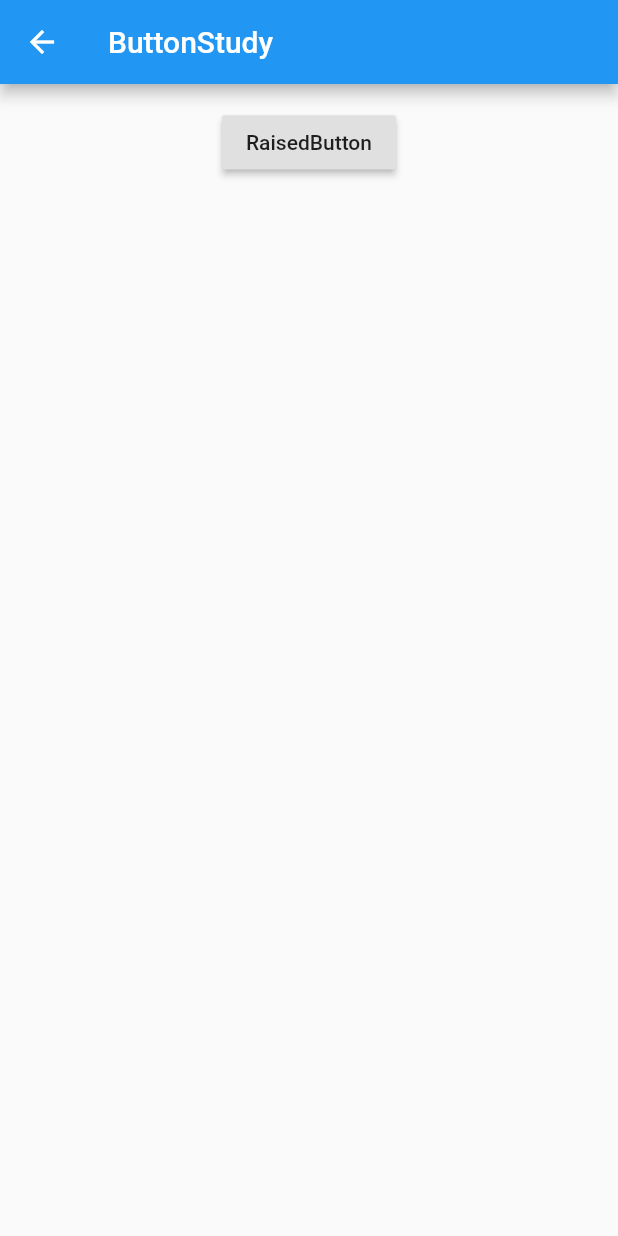
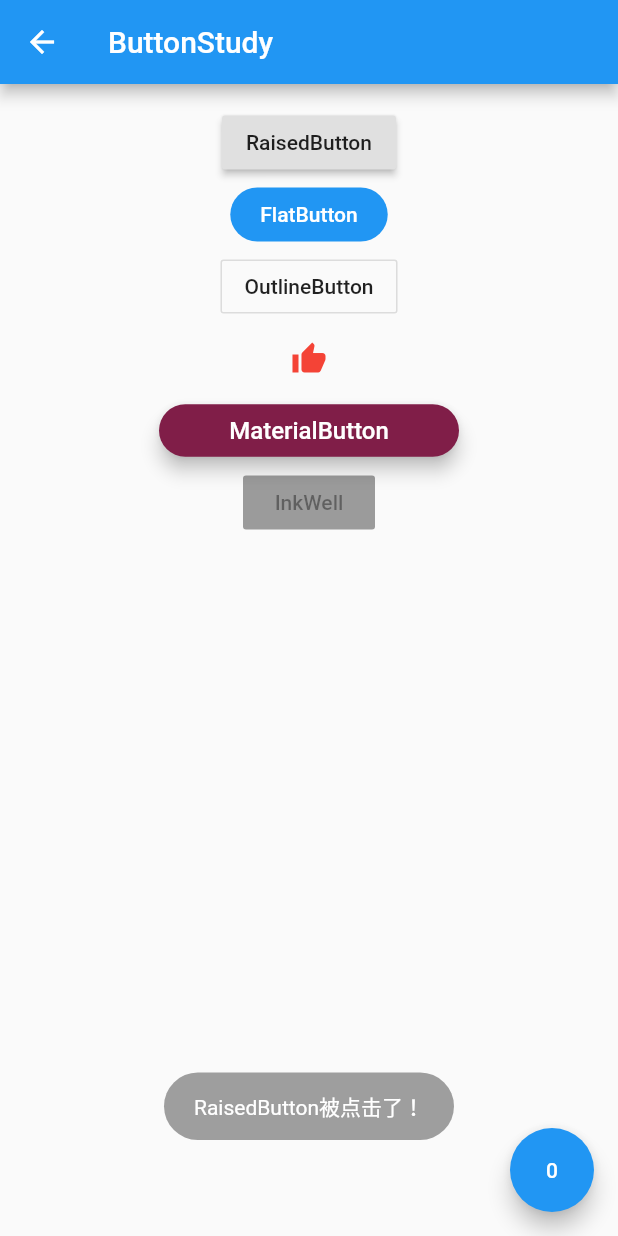
Before and after one commit to MeteorStart/FlutterDemo, a Flutter app: the ButtonStudy screen opened by its route, after a tap on "RaisedButton", on a phone screen of 412 x 824 dp. Run offline on Flutter 3.47's test engine with Material 2 defaults, Android fonts, the phone set to English and light mode, and no system bars; our stand-ins replace fluttertoast.

Commit message:
完成 ButtonStudy 页面内容

```diff
--- a/lib/main.dart
+++ b/lib/main.dart
@@ -17,6 +17,7 @@ class MyApp extends StatelessWidget {
         "/": (BuildContext context) => HomePage(),
         "/text": (BuildContext context) => TextStudy(),
         "/button": (BuildContext context) => ButtonStudy(),
+        "/image": (BuildContext context) => ButtonStudy(),
       },
       initialRoute: "/",
     );
--- a/lib/pages/widget_study/ButtonStudy.dart
+++ b/lib/pages/widget_study/ButtonStudy.dart
@@ -1,4 +1,5 @@
 import 'package:flutter/material.dart';
+import 'package:fluttertoast/fluttertoast.dart';
 
 class ButtonStudy extends StatefulWidget {
   @override
@@ -9,6 +10,10 @@ class ButtonStudy extends StatefulWidget {
 }
 
 class _ButtonState extends State<ButtonStudy> {
+  bool a = false;
+  Color _color = Colors.grey;
+  int number = 0;
+
   @override
   Widget build(BuildContext context) {
     // TODO: implement build
@@ -16,19 +21,106 @@ class _ButtonState extends State<ButtonStudy> {
       appBar: AppBar(
         title: Text("ButtonStudy"),
       ),
-      body: Center(
-        child: Padding(
+      body: Container(
         padding: EdgeInsets.all(15.0),
+        child: Stack(
+          children: <Widget>[
+            Center(
               child: Column(
                 children: <Widget>[
-              new RaisedButton(
+                  //漂浮按钮，它默认带有阴影和灰色背景。按下后，阴影会变大
+                  RaisedButton(
                     child: Text("RaisedButton"),
-                onPressed: () => {},
+                    onPressed: () => _buttonClick("RaisedButton被点击了！"),
+                  ),
+                  //FlatButton即扁平按钮，默认背景透明并不带阴影。按下后，会有背景色
+                  FlatButton(
+                    child: Text("FlatButton"),
+                    color: Colors.blue,
+                    highlightColor: Colors.blue[700],
+                    colorBrightness: Brightness.dark,
+                    splashColor: Colors.grey,
+                    shape: RoundedRectangleBorder(
+                        borderRadius: BorderRadius.circular(25)),
+                    padding:
+                        EdgeInsets.only(left: 20, right: 20, top: 5, bottom: 5),
+                    onPressed: () => _buttonClick("FlatButton被点击了！"),
+                  ),
+                  //默认有一个边框，不带阴影且背景透明。按下后，边框颜色会变亮、同时出现背景和阴影(较弱)
+                  OutlineButton(
+                    child: Text("OutlineButton"),
+                    onPressed: () => _buttonClick("OutlineButton被点击了！"),
+                  ),
+                  //IconButton是一个可点击的Icon，不包括文字，默认没有背景，点击后会出现背景
+                  IconButton(
+                      icon: Icon(
+                        Icons.thumb_up,
+                        color: _color,
+                      ),
+                      onPressed: () => _buttonClick("IconButton被点击了！")),
+                  //Material样式的按钮,跟漂浮按钮类似
+                  MaterialButton(
+                    child: Text(
+                      "MaterialButton",
+                      style: TextStyle(fontSize: 16.0, color: Colors.white),
+                    ),
+                    shape: RoundedRectangleBorder(
+                        borderRadius: BorderRadius.all(Radius.circular(20.0))),
+                    elevation: 5.0,
+                    minWidth: 200.0,
+                    height: 35,
+                    color: Color(0xFF801E48),
+                    onPressed: () => _buttonClick("MaterialButton被点击了！"),
+                  ),
+                  InkWell(
+                    child: RaisedButton(
+                      onPressed: null,
+                      child: Text("InkWell"),
+                    ),
+                    onLongPress: () => _buttonClick("InkWell被点击了！"),
+                  ),
+                ],
+              ),
+            ),
+            Positioned(
+              right: 1,
+              bottom: 1,
+              child: FloatingActionButton(
+                child: Text(number.toString()),
+                onPressed: () => _fabClick(),
+              ),
             )
           ],
         ),
       ),
-      ),
     );
   }
+
+  _buttonClick(String s) {
+    Color iconColor;
+
+    if (_color == Colors.red) {
+      iconColor = Colors.grey;
+    } else {
+      iconColor = Colors.red;
     }
+
+    setState(() {
+      _color = iconColor;
+    });
+
+    Fluttertoast.showToast(
+        msg: s,
+        toastLength: Toast.LENGTH_SHORT,
+        gravity: ToastGravity.BOTTOM,
+        timeInSecForIos: 1,
+        backgroundColor: Colors.grey,
+        textColor: Colors.white);
+  }
+
+  _fabClick() {
+    setState(() {
+      number++;
+    });
+  }
+}
```
Also changed, not shown: lib/pages/widget_study/ImageStudy.dart (added, +31 -0 lines), lib/pages/widget_study/TextStudy.dart (+26 -25 lines). Lines whose indentation alone changed are shown as unchanged.
